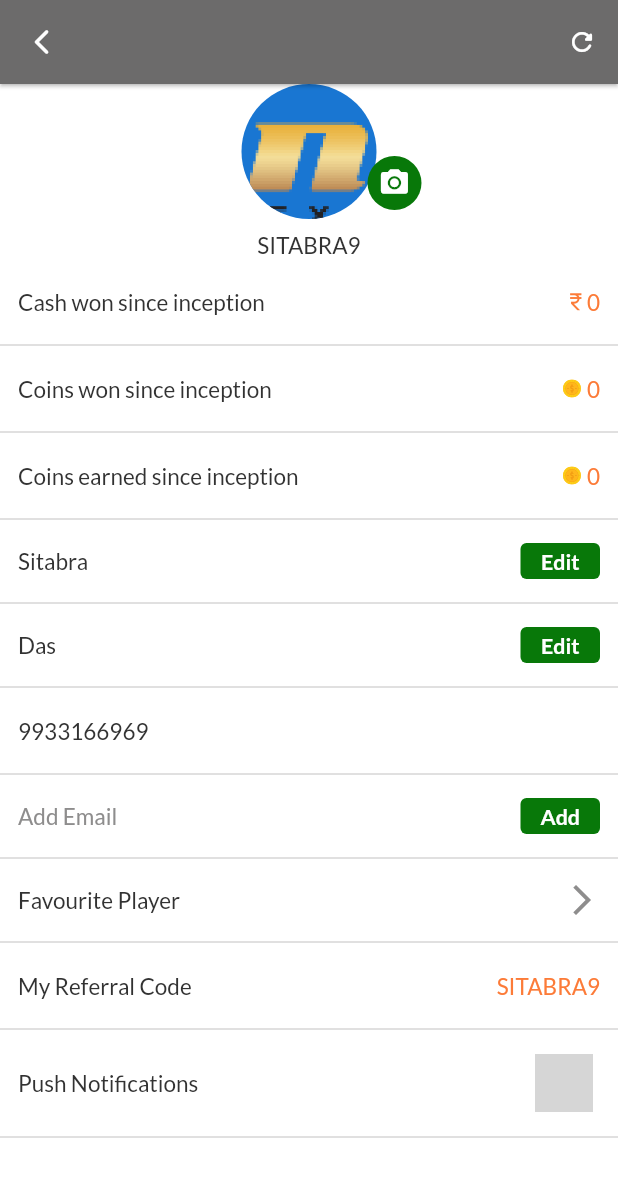
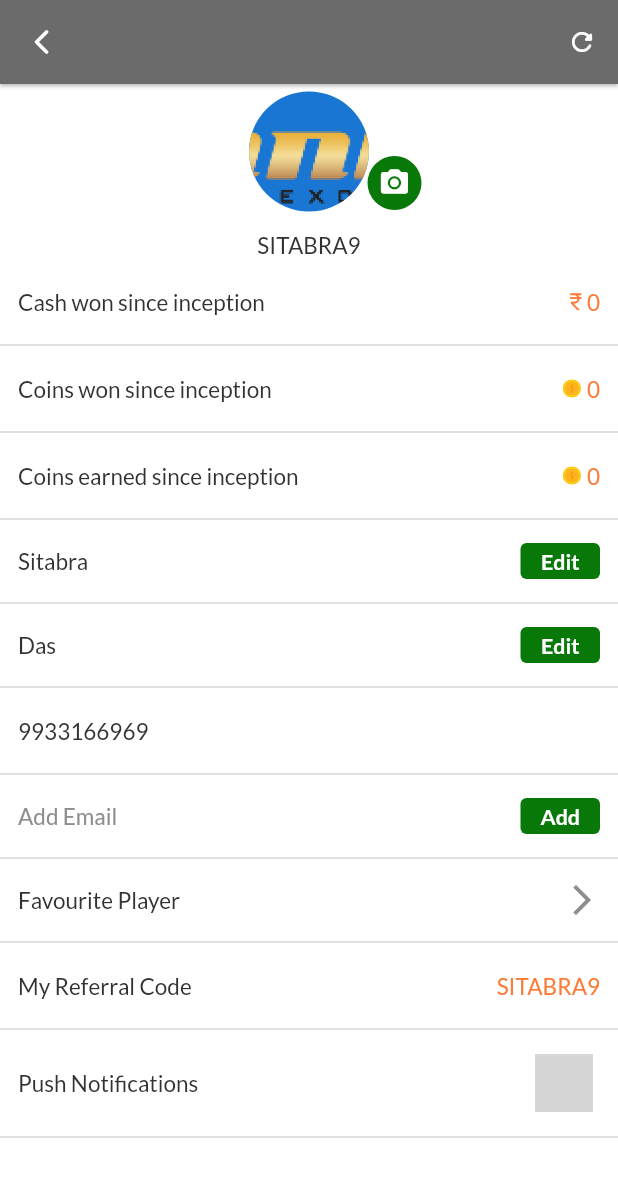
Before and after one commit to bijumondal18/fanex_flutter, a Flutter app: the ProfileScreen screen opened directly, on a phone screen of 412 x 824 dp. Shown: the top 1177 px of the screen. Run offline on Flutter 3.47's test engine with Material 2 defaults, Android fonts, the phone set to English and light mode, and no system bars; our stand-ins replace flutter_svg, flutter_swiper, font_awesome_flutter, google_fonts, webview_flutter; missing offline and left inert: custom_switch; grey boxes are pictures that could not be loaded.

Commit message:
dimens added

```diff
--- a/lib/common/dimens.dart
+++ b/lib/common/dimens.dart
@@ -26,4 +26,5 @@ class AppSizes {
   static const double bodyText2 = 13.0;
   static const double caption = 11.0;
   static const double button = 16.0;
+  static const double appBarIconButton = 20.0;
 }
--- a/lib/features/more/account/features/my_profile/ui/profile_screen.dart
+++ b/lib/features/more/account/features/my_profile/ui/profile_screen.dart
@@ -22,11 +22,18 @@ class _ProfileScreenState extends State<ProfileScreen> {
         leading: IconButton(onPressed: () {
           Navigator.pop(context);
           },
-            icon: const Icon(Icons.arrow_back_ios_rounded, color: AppColors.white,size: 20,)
-        ),
+            icon: const Icon(
+              Icons.arrow_back_ios_rounded,
+              color: AppColors.white,
+              size: AppSizes.appBarIconButton,
+            )),
         actions: [
           IconButton(onPressed: () {},
-              icon:  const Icon(Icons.refresh_rounded, color: AppColors.white,size: 20,))
+              icon: const Icon(
+                Icons.refresh_rounded,
+                color: AppColors.white,
+                size: AppSizes.appBarIconButton,
+              )),
         ],
       ),
       body: SingleChildScrollView(
@@ -37,15 +44,15 @@ class _ProfileScreenState extends State<ProfileScreen> {
               child: Column(
                 mainAxisAlignment: MainAxisAlignment.center,
                 children: [
-                  Stack(
-                    children: [
                   Container(
                     width: MediaQuery.of(context).size.width,
                     height: 90,
-                        child: const CircleAvatar(
+                    child: Stack(
+                      alignment: AlignmentDirectional.center,
+                      children: [
+                        const CircleAvatar(
                           backgroundImage: AssetImage("assets/images/fanex-logo.png"),
                           radius: 40,
-                        ),
                         ),
                         Positioned(
                           bottom: 0,
@@ -59,8 +66,9 @@ class _ProfileScreenState extends State<ProfileScreen> {
                                 mini: true,
                                 onPressed: () {}),
                           ),
+                        ),
+                      ],
                     )
-                    ],
                   ),
                   Padding(
                     padding: const EdgeInsets.symmetric(vertical: AppSizes.dimen8),
--- a/lib/widgets/custom_edit_add_button.dart
+++ b/lib/widgets/custom_edit_add_button.dart
@@ -21,7 +21,7 @@ class CustomEditAddButton extends StatelessWidget {
           ),
           child: Transform.scale(
               scale: 1.3,
-              child: Text(hintText, style: TextStyle(fontSize: AppSizes.caption),))),
+              child: Text(hintText, style: const TextStyle(fontSize: AppSizes.caption),))),
     );
   }
 
--- a/pubspec.yaml
+++ b/pubspec.yaml
@@ -29,6 +29,12 @@ dependencies:
 dev_dependencies:
   flutter_test:
     sdk: flutter
+  flutter_launcher_icons: ^0.9.2
+
+flutter_icons:
+  android: true
+  ios: true
+  image_path: "assets/images/fanex-logo.png"
 
 
   flutter_lints: ^1.0.0
```
Also changed, not shown: pubspec.lock, 21 other files. Lines whose indentation alone changed are shown as unchanged.
